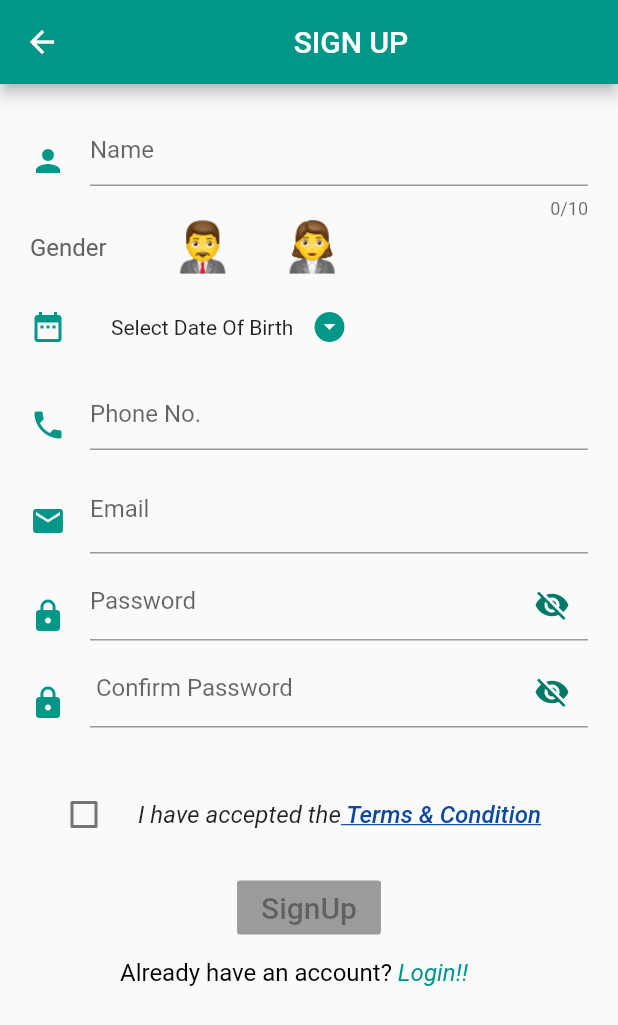
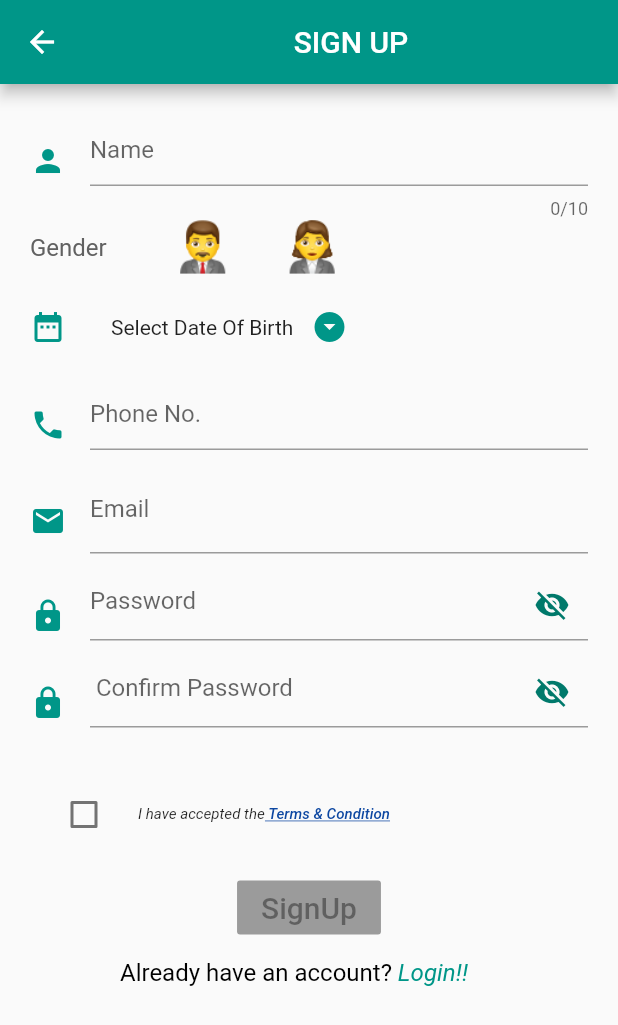
Before and after one commit to arunka02/project_ibs, a Flutter app: the SignupScreen screen opened by its route, on a phone screen of 412 x 824 dp. Shown: the top 1025 px of the screen. Run offline on Flutter 3.47's test engine with Material 2 defaults, Android fonts, the phone set to English and light mode, and no system bars; our stand-ins replace flutter_conditional_rendering.

Commit message:
font size of terms and condition fixed

```diff
--- a/lib/screens/signup.dart
+++ b/lib/screens/signup.dart
@@ -334,6 +334,7 @@ class _SignupScreenState extends State<SignupScreen> {
         children: <Widget>[Padding(padding: EdgeInsets.only(right:0.11),
          child: Text("I have accepted the",
               style: TextStyle(
+                fontSize: 10,
                 fontStyle: FontStyle.italic,
               ))),
           InkWell(
@@ -354,6 +355,7 @@ class _SignupScreenState extends State<SignupScreen> {
               child: Text(
                 " Terms & Condition",
                 style: TextStyle(
+                  fontSize: 10,
                     decoration: TextDecoration.underline,
                     fontStyle: FontStyle.italic,
                     color: Colors.blue[900],
```
